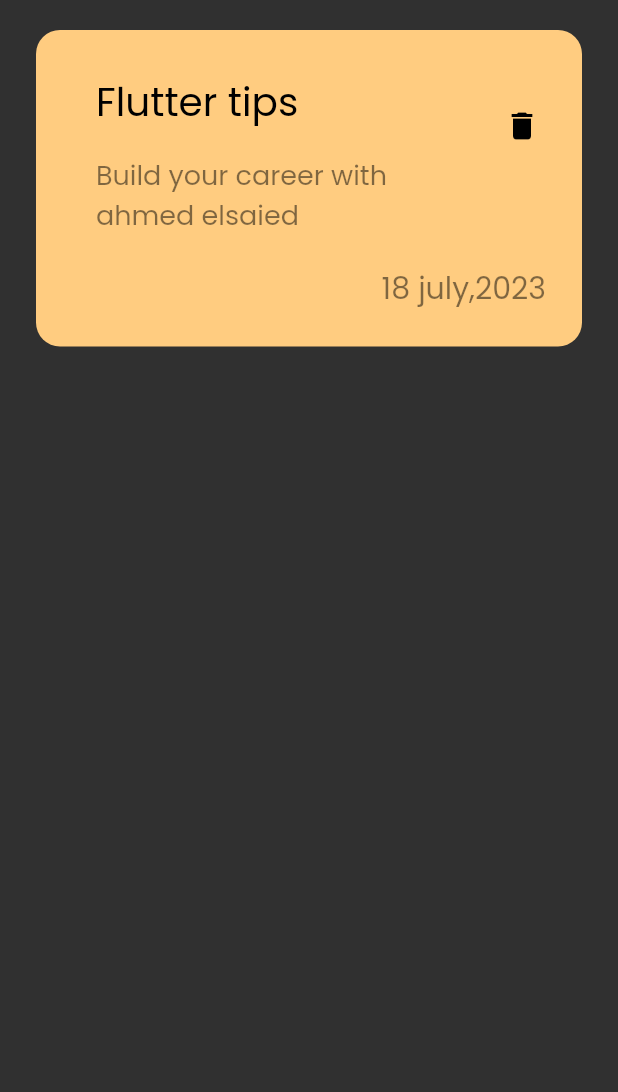
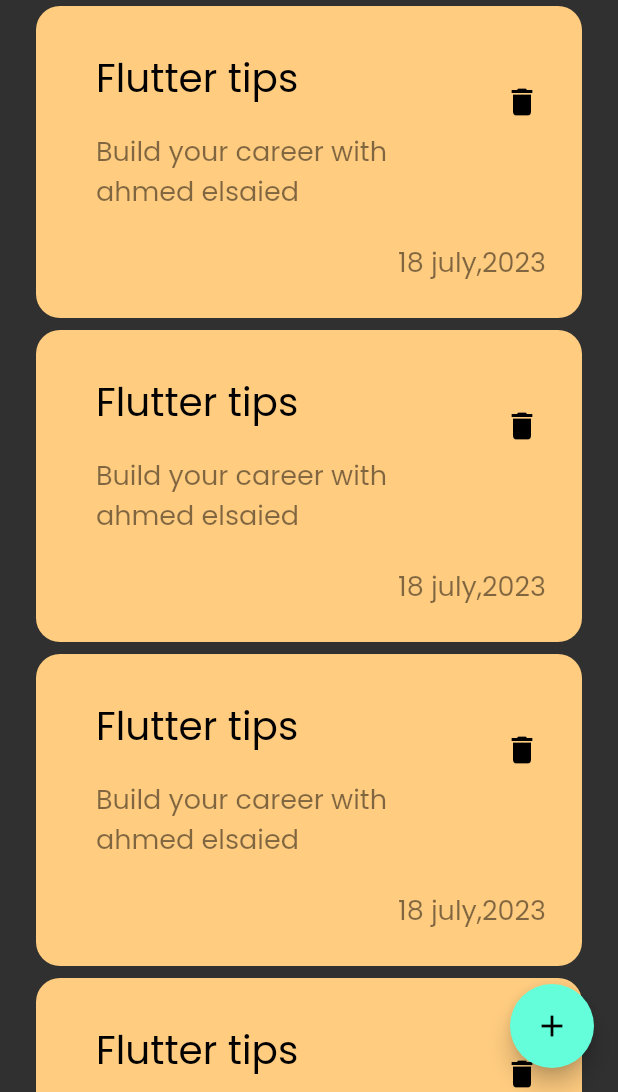
Before and after one commit to ahmeedelsaied/Notes_app, a Flutter app: the screen it shows after launch, on a phone screen of 412 x 824 dp, the part 144-1236 px from its top. Run offline on Flutter 3.47's test engine with Material 2 defaults, Android fonts, the phone set to English and light mode, and no system bars.

Commit message:
add note item and floating action button

```diff
--- a/lib/Views/Widgets/Custom_note_Item.dart
+++ b/lib/Views/Widgets/Custom_note_Item.dart
@@ -32,7 +32,7 @@ class NoteItem extends StatelessWidget {
             padding: const EdgeInsets.only(right: 24),
             child: Text("18 july,2023",
                 style:
-                TextStyle(color: Colors.black.withOpacity(0.5), fontSize: 20)),
+                TextStyle(color: Colors.black.withOpacity(0.5), fontSize: 18)),
           )
         ],
       ),
--- /dev/null
+++ b/lib/Views/Widgets/NotesListView.dart
@@ -0,0 +1,16 @@
+import 'package:flutter/material.dart';
+
+import 'Custom_note_Item.dart';
+class NotesListViwe extends StatelessWidget {
+  const NotesListViwe({Key? key}) : super(key: key);
+
+  @override
+  Widget build(BuildContext context) {
+    return ListView.builder(itemBuilder: (context, index) {
+      return const Padding(
+        padding: EdgeInsets.symmetric(vertical: 4.0),
+        child: NoteItem(),
+      );
+    },);
+  }
+}
--- a/lib/Views/Widgets/Notes_View_body.dart
+++ b/lib/Views/Widgets/Notes_View_body.dart
@@ -1,7 +1,8 @@
 import 'package:flutter/material.dart';
 
 import 'Custom_APP_Bar.dart';
-import 'Custom_note_Item.dart';
+
+import 'NotesListView.dart';
 
 class NotesViewBody extends StatelessWidget {
   const NotesViewBody({Key? key}) : super(key: key);
@@ -16,8 +17,7 @@ class NotesViewBody extends StatelessWidget {
             height: 50,
           ),
           CustomAppBar(),
-          SizedBox(height: 20,),
-          NoteItem()
+          Expanded(child: NotesListViwe())
         ],
       ),
     );
--- a/lib/Views/notse_view.dart
+++ b/lib/Views/notse_view.dart
@@ -1,11 +1,16 @@
 import 'package:flutter/material.dart';
 import 'Widgets/Notes_View_body.dart';
+
 class NotsesView extends StatelessWidget {
   const NotsesView({Key? key}) : super(key: key);
 
   @override
   Widget build(BuildContext context) {
     return Scaffold(
+      floatingActionButton: FloatingActionButton(
+        onPressed: () {},
+        child: Icon(Icons.add),
+      ),
       body: NotesViewBody(),
     );
   }
```
